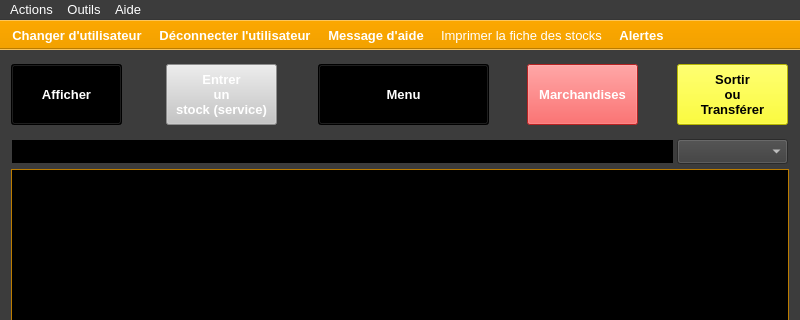
Qt form ui/yeroth-erp-stocks-window.ui (xnoumbissinoundou/yeroth-erp-3.0) before a commit; both pictures show x 0 to 800 and y 0 to 320 of the 800 by 600 pixel window.
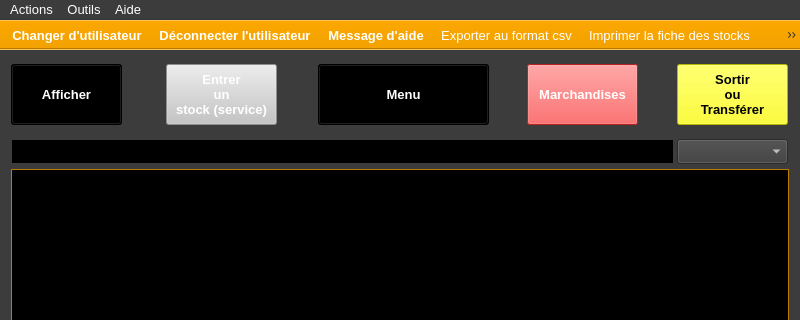
The same form after that commit. Icons and pictures are not drawn. Custom widgets are drawn as their Qt base class.

What changed in the file:
```diff
--- a/ui/yeroth-erp-stocks-window.ui
+++ b/ui/yeroth-erp-stocks-window.ui
@@ -12319,6 +12319,7 @@
    <addaction name="actionChanger_utilisateur"/>
    <addaction name="actionDeconnecter_utilisateur"/>
    <addaction name="actionAppeler_aide"/>
+   <addaction name="actionExporter_au_format_csv"/>
    <addaction name="actionAfficherPDF"/>
    <addaction name="actionAlertes"/>
   </widget>
```
Left out of the diff: 5 changed lines with no effect on the pictures.
